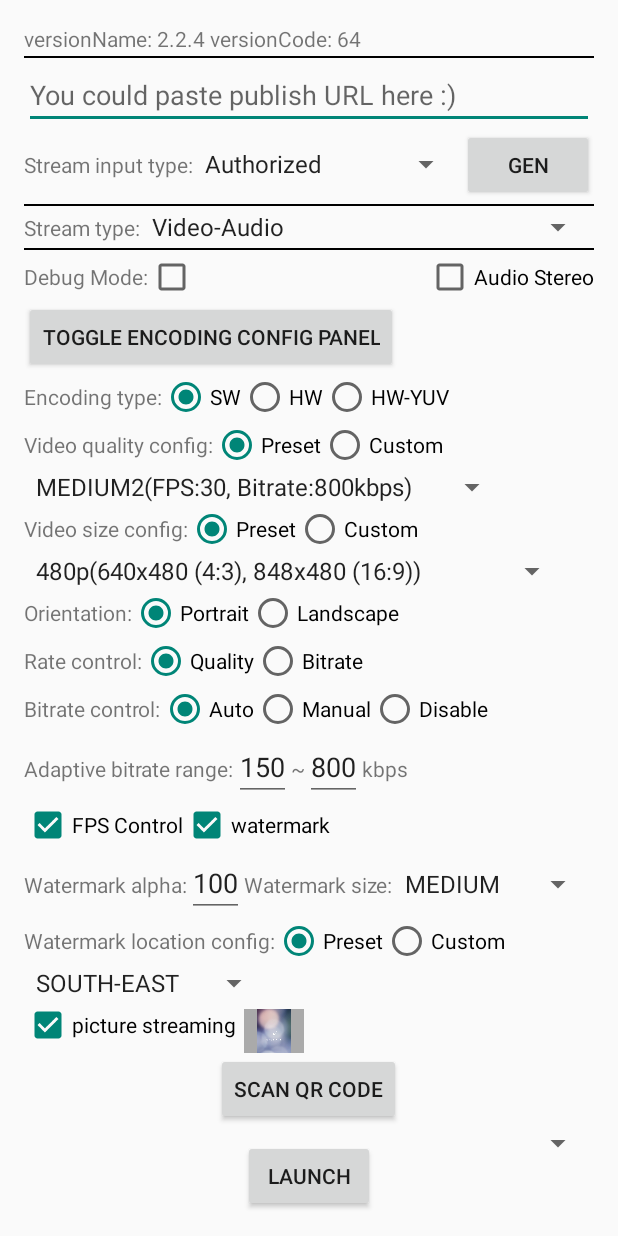
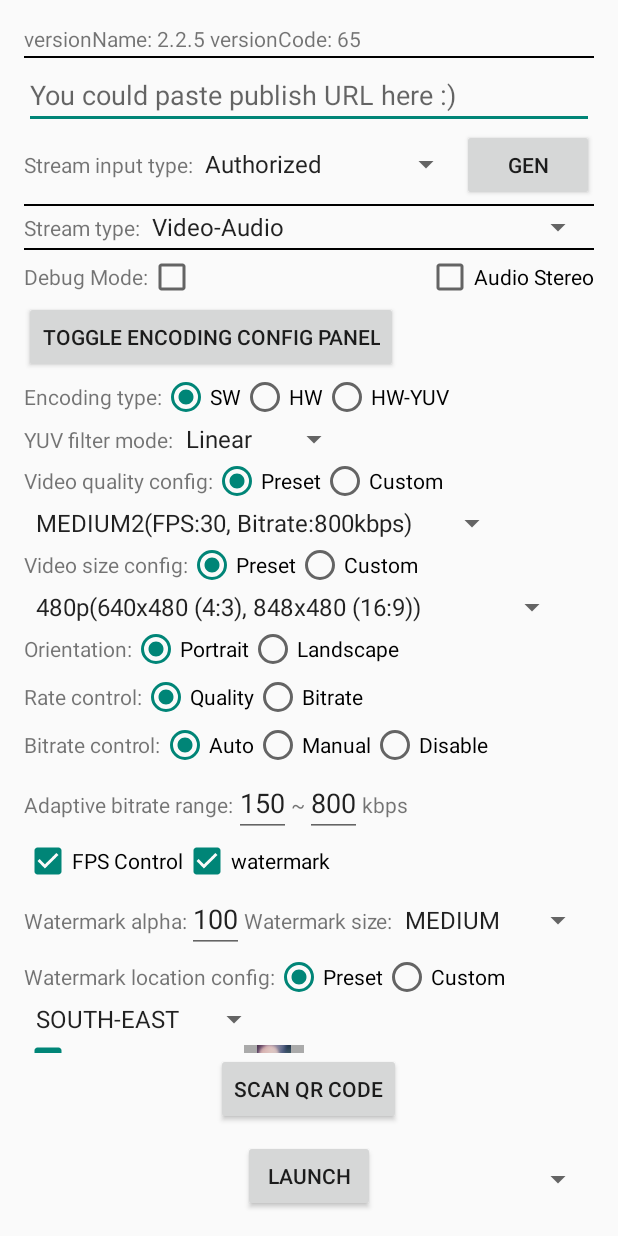
Before and after one commit to pili-engineering/PLDroidMediaStreaming, an Android app: the screen it shows after launch (MainActivity), after a tap on "TOGGLE ENCODING CONFIG PANEL", on a phone screen of 412 x 824 dp. Run offline under Robolectric (Android 15) with nearby library versions, the phone set to English and light mode, and no system bars; libraries missing offline, so code that uses them is left out: com.github.angads25.filepicker, com.google.zxing.integration, com.squareup.leakcanary; 1 statement that could not run was skipped.

Commit message:
update sdk 2.2.5

```diff
--- a/PLDroidMediaStreamingDemo/app/build.gradle
+++ b/PLDroidMediaStreamingDemo/app/build.gradle
@@ -8,8 +8,8 @@ android {
         applicationId "com.qiniu.pili.droid.streaming.demo"
         minSdkVersion 15
         targetSdkVersion 23
-        versionCode 64
-        versionName "2.2.4"
+        versionCode 65
+        versionName "2.2.5"
     }
     buildTypes {
         release {
@@ -25,7 +25,7 @@ dependencies {
     compile 'com.journeyapps:zxing-android-embedded:3.0.2@aar'
     compile 'com.google.zxing:core:3.2.0'
     compile 'com.android.support:appcompat-v7:23.0.0'
-    compile files('libs/pldroid-media-streaming-2.2.4.jar')
+    compile files('libs/pldroid-media-streaming-2.2.5.jar')
     debugCompile 'com.squareup.leakcanary:leakcanary-android:1.4-beta2'
     releaseCompile 'com.squareup.leakcanary:leakcanary-android-no-op:1.4-beta2'
     testCompile 'com.squareup.leakcanary:leakcanary-android-no-op:1.4-beta2'
--- a/PLDroidMediaStreamingDemo/app/src/main/java/com/qiniu/pili/droid/streaming/demo/activity/StreamingBaseActivity.java
+++ b/PLDroidMediaStreamingDemo/app/src/main/java/com/qiniu/pili/droid/streaming/demo/activity/StreamingBaseActivity.java
@@ -244,6 +244,11 @@ public abstract class StreamingBaseActivity extends Activity implements
         return null;
     }
 
+    @Override
+    public int onPreviewFpsSelected(List<int[]> list) {
+        return -1;
+    }
+
     protected void setShutterButtonEnabled(final boolean enable) {
         runOnUiThread(new Runnable() {
             @Override
@@ -336,6 +341,7 @@ public abstract class StreamingBaseActivity extends Activity implements
             mProfile.setEncoderRCMode(mEncodingConfig.mVideoRateControlQuality ? StreamingProfile.EncoderRCModes.QUALITY_PRIORITY : StreamingProfile.EncoderRCModes.BITRATE_PRIORITY);
             mProfile.setBitrateAdjustMode(mEncodingConfig.mBitrateAdjustMode);
             mProfile.setFpsControllerEnable(mEncodingConfig.mVideoFPSControl);
+            mProfile.setYuvFilterMode(mEncodingConfig.mYuvFilterMode);
             if (mEncodingConfig.mBitrateAdjustMode == StreamingProfile.BitrateAdjustMode.Auto) {
                 mProfile.setVideoAdaptiveBitrateRange(mEncodingConfig.mAdaptiveBitrateMin * 1024, mEncodingConfig.mAdaptiveBitrateMax * 1024);
             }
--- a/PLDroidMediaStreamingDemo/app/src/main/java/com/qiniu/pili/droid/streaming/demo/fragment/EncodingConfigFragment.java
+++ b/PLDroidMediaStreamingDemo/app/src/main/java/com/qiniu/pili/droid/streaming/demo/fragment/EncodingConfigFragment.java
@@ -122,6 +122,13 @@ public class EncodingConfigFragment extends ConfigFragment {
             WatermarkSetting.WATERMARK_LOCATION.SOUTH_WEST
     };
 
+    private static final String[] YUV_FILTER_MODE = {
+            "NONE",
+            "Linear",
+            "Bilinear",
+            "Box",
+    };
+
     private String mWatermarkFilePath;
     private String mPictureFilePath;
 
@@ -198,6 +205,10 @@ public class EncodingConfigFragment extends ConfigFragment {
             }
 
             encodingConfig.mVideoFPSControl = ((CheckBox) root.findViewById(R.id.fps_control)).isChecked();
+
+            // YUV filter mode
+            Spinner yuvFilterModeSpinner = (Spinner) root.findViewById(R.id.yuv_filter_mode_set);
+            encodingConfig.mYuvFilterMode  = StreamingProfile.YuvFilterMode.values()[yuvFilterModeSpinner.getSelectedItemPosition()];
 
             // watermark
             CheckBox cbWatermarkControl = (CheckBox) getView().findViewById(R.id.watermark_control);
@@ -360,6 +371,13 @@ public class EncodingConfigFragment extends ConfigFragment {
         });
     }
 
+    private void initYuvFilterModePanel(final View root) {
+        final Spinner yuvFilterModeSpinner = (Spinner) root.findViewById(R.id.yuv_filter_mode_set);
+        ArrayAdapter<String> data = new ArrayAdapter<>(getContext(), android.R.layout.simple_spinner_item, YUV_FILTER_MODE);
+        yuvFilterModeSpinner.setAdapter(data);
+        yuvFilterModeSpinner.setSelection(1);
+    }
+
     @Nullable
     @Override
     public View onCreateView(LayoutInflater inflater, @Nullable ViewGroup container, @Nullable Bundle savedInstanceState) {
@@ -370,6 +388,7 @@ public class EncodingConfigFragment extends ConfigFragment {
         initWatermarkPanel(root);
         initPicturePanel(root);
         initBitrateCtrlPanel(root);
+        initYuvFilterModePanel(root);
         return root;
     }
 
--- a/PLDroidMediaStreamingDemo/app/src/main/java/com/qiniu/pili/droid/streaming/demo/plain/EncodingConfig.java
+++ b/PLDroidMediaStreamingDemo/app/src/main/java/com/qiniu/pili/droid/streaming/demo/plain/EncodingConfig.java
@@ -47,4 +47,6 @@ public class EncodingConfig implements Serializable {
     public int mAudioQualityPreset;
     public int mAudioQualityCustomSampleRate;
     public int mAudioQualityCustomBitrate;
+
+    public StreamingProfile.YuvFilterMode mYuvFilterMode;
 }
--- a/PLDroidMediaStreamingDemo/app/src/main/res/layout/fragment_encoding_config.xml
+++ b/PLDroidMediaStreamingDemo/app/src/main/res/layout/fragment_encoding_config.xml
@@ -35,6 +35,24 @@
             android:layout_height="wrap_content"
             android:text="HW-YUV" />
     </RadioGroup>
+
+    <LinearLayout
+        android:id="@+id/yuv_filter_mode_panel"
+        android:layout_width="match_parent"
+        android:layout_height="wrap_content"
+        android:orientation="horizontal">
+
+        <TextView
+            android:layout_width="wrap_content"
+            android:layout_height="wrap_content"
+            android:text="YUV filter mode:" />
+
+        <Spinner
+            android:id="@+id/yuv_filter_mode_set"
+            android:layout_width="wrap_content"
+            android:layout_height="wrap_content" />
+
+    </LinearLayout>
 
     <LinearLayout
         android:id="@+id/video_config_panel"
```
Also changed, not shown: PLDroidMediaStreamingDemo/app/libs/pldroid-media-streaming-2.2.4.jar (deleted), PLDroidMediaStreamingDemo/app/libs/pldroid-media-streaming-2.2.5.jar (added), 11 other files.
